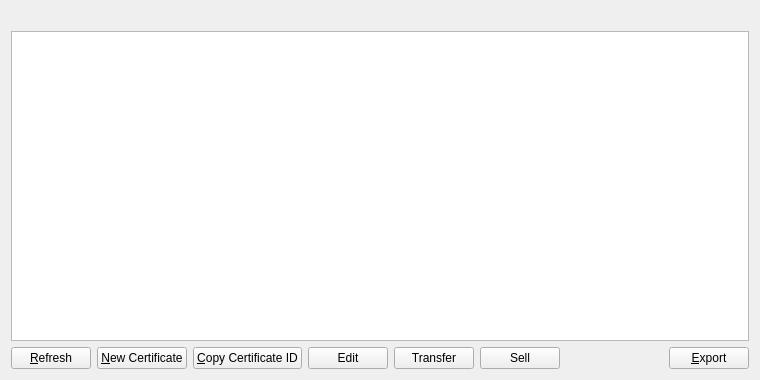
Old version of the form src/qt/forms/mycertlistpage.ui in the repository greggdourgarian/syscoin2.
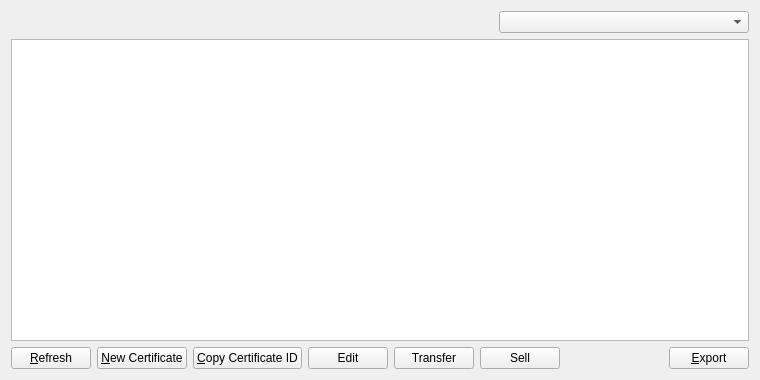
New version of the form.

Commit message: setup alias list for all lsits

Diff of the .ui file:
```diff
--- a/src/qt/forms/mycertlistpage.ui
+++ b/src/qt/forms/mycertlistpage.ui
@@ -15,6 +15,8 @@
   </property>
   <layout class="QVBoxLayout" name="verticalLayout">
    <item>
+    <layout class="QHBoxLayout" name="horizontalLayout_2">
+     <item>
     <widget class="QLabel" name="labelExplanation">
      <property name="textFormat">
       <enum>Qt::PlainText</enum>
@@ -23,6 +25,18 @@
       <bool>true</bool>
      </property>
     </widget>
+     </item>
+     <item>
+      <widget class="QComboBox" name="displayListAlias">
+       <property name="maximumSize">
+        <size>
+         <width>250</width>
+         <height>16777215</height>
+        </size>
+       </property>
+      </widget>
+     </item>
+    </layout>
    </item>
    <item>
     <widget class="QTableView" name="tableView">
```
Lines whose indentation alone changed are shown as unchanged. The commit also changes 21 other files.
